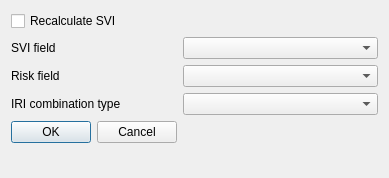
Before: the Qt Designer form svir/ui/ui_calculate_iri.ui in gem/oq-irmt-qgis, drawn with Qt 5.
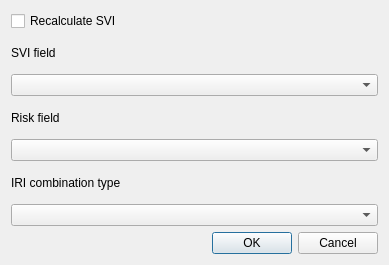
After: the same form once the commit is applied. Icons and pictures are not drawn.

What changed in the file:
```diff
--- a/svir/ui/ui_calculate_iri.ui
+++ b/svir/ui/ui_calculate_iri.ui
@@ -10,7 +10,7 @@
     <x>0</x>
     <y>0</y>
     <width>389</width>
-    <height>178</height>
+    <height>265</height>
    </rect>
   </property>
   <property name="windowTitle">
@@ -20,11 +20,8 @@
    <iconset>
     <normaloff>../resources/oq_icon.svg</normaloff>../resources/oq_icon.svg</iconset>
   </property>
-  <layout class="QFormLayout" name="formLayout">
-   <property name="fieldGrowthPolicy">
-    <enum>QFormLayout::AllNonFixedFieldsGrow</enum>
-   </property>
-   <item row="0" column="0">
+  <layout class="QVBoxLayout" name="verticalLayout">
+   <item>
     <widget class="QCheckBox" name="recalculate_svi_check">
      <property name="text">
       <string>Recalculate SVI</string>
@@ -34,37 +31,49 @@
      </property>
     </widget>
    </item>
-   <item row="2" column="0">
+   <item>
     <widget class="QLabel" name="label_4">
      <property name="text">
       <string>SVI field</string>
      </property>
     </widget>
    </item>
-   <item row="2" column="1">
+   <item>
     <widget class="QComboBox" name="svi_field_cbx"/>
    </item>
-   <item row="3" column="0">
+   <item>
     <widget class="QLabel" name="label_5">
      <property name="text">
       <string>Risk field</string>
      </property>
     </widget>
    </item>
-   <item row="3" column="1">
+   <item>
     <widget class="QComboBox" name="aal_field"/>
    </item>
-   <item row="4" column="0">
+   <item>
     <widget class="QLabel" name="label">
      <property name="text">
       <string>IRI combination type</string>
      </property>
     </widget>
    </item>
-   <item row="4" column="1">
+   <item>
     <widget class="QComboBox" name="iri_combination_type"/>
    </item>
-   <item row="5" column="0">
+   <item>
+    <layout class="QHBoxLayout" name="horizontalLayout">
+     <property name="topMargin">
+      <number>0</number>
+     </property>
+     <item>
+      <widget class="QLabel" name="label_2">
+       <property name="text">
+        <string>&lt;html&gt;&lt;head/&gt;&lt;body&gt;&lt;p&gt;&lt;img src=&quot;:/plugins/irmt/oq_logo.svg.png&quot;/&gt;&lt;/p&gt;&lt;/body&gt;&lt;/html&gt;</string>
+       </property>
+      </widget>
+     </item>
+     <item>
     <widget class="QDialogButtonBox" name="buttonBox">
      <property name="orientation">
       <enum>Qt::Horizontal</enum>
@@ -73,6 +82,8 @@
       <set>QDialogButtonBox::Cancel|QDialogButtonBox::Ok</set>
      </property>
     </widget>
+     </item>
+    </layout>
    </item>
   </layout>
  </widget>
```
Lines whose indentation alone changed are shown as unchanged.
